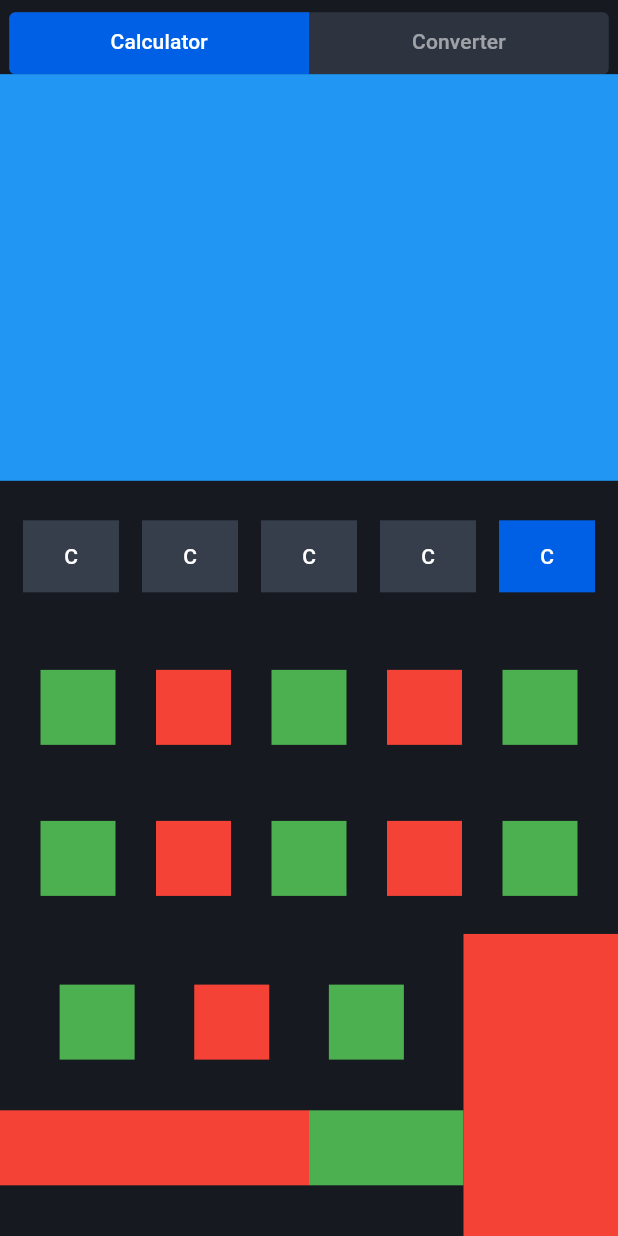
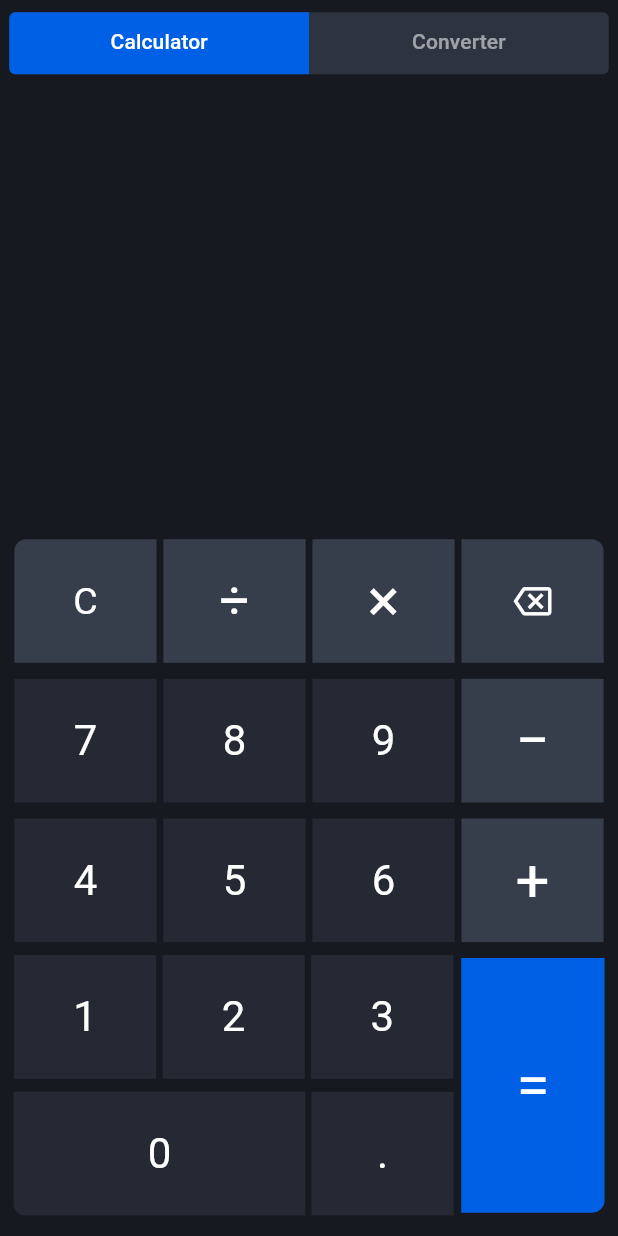
Before and after one commit to leoleoleo77/FlutterCalculatorCurrencyConverter, a Flutter app: the screen it shows after launch, on a phone screen of 412 x 824 dp. Run offline on Flutter 3.47's test engine with Material 3 defaults, Android fonts, the phone set to English and light mode, and no system bars.

Commit message:
A lot of changes

```diff
--- a/lib/calculator_page/buttons_page.dart
+++ b/lib/calculator_page/buttons_page.dart
@@ -1,9 +1,14 @@
 import 'package:flutter/material.dart';
-import 'package:bestest_calculator/calculator_page/my_buttons.dart';
+import 'package:bestest_calculator/calculator_page/my_button.dart';
 import 'package:bestest_calculator/eye_candy/ui_constants.dart';
 
+/// A page containing the layout for the calculator buttons.
 class ButtonsPage extends StatefulWidget {
-  const ButtonsPage({super.key});
+  final ValueChanged<String> updateInput;
+  const ButtonsPage({
+    super.key,
+    required this.updateInput,
+  });
 
   @override
   ButtonsPageState createState() => ButtonsPageState();
@@ -12,91 +17,121 @@ class ButtonsPage extends StatefulWidget {
 class ButtonsPageState extends State<ButtonsPage> {
   @override
   Widget build(BuildContext context) {
-    return Column(
+    // The main layout of the page is a column of rows, each containing calculator buttons.
+    return Padding(
+      padding: const EdgeInsets.all(5.0),
+      child: Column(
         children: [
-        const Expanded(
-          flex: 20,
+
+          // The first row of buttons: 'C', '÷', '×', and backspace.
+          Expanded(
+            flex: 195,
             child: Row(
               mainAxisAlignment: MainAxisAlignment.spaceEvenly,
+              crossAxisAlignment: CrossAxisAlignment.end,
               children: [
-              CalculatorBtn(text: 'C', btnColor: BoringLightGray),
-              CalculatorBtn(text: 'C', btnColor: BoringLightGray),
-              CalculatorBtn(text: 'C', btnColor: BoringLightGray),
-              CalculatorBtn(text: 'C', btnColor: BoringLightGray),
-              CalculatorBtn(text: 'C', btnColor: ActiveBlue),
-            ],
+                CalculatorBtn(
+                    btnDisplay: 'C',
+                    textSize: 25,
+                    btnPressed: widget.updateInput,
+                    btnColor: BoringLightGray,
+                    borderRadius: const BorderRadius.only(
+                      topLeft: Radius.circular(8)
                     ),
                 ),
-        Expanded(
-          flex: 20,
-          child: Row(
-            mainAxisAlignment: MainAxisAlignment.spaceEvenly,
-            children: [
-              Container(
-                color: Colors.green,
-                height: 50,
-                width: 50,
+                CalculatorBtn(
+                    btnDisplay: '÷',
+                    textSize: 35,
+                    btnPressed: widget.updateInput,
+                    btnColor: BoringLightGray,
                 ),
-              Container(
-                color: Colors.red,
-                height: 50,
-                width: 50,
+                CalculatorBtn(
+                    btnDisplay: '×',
+                    textSize: 40,
+                    btnPressed: widget.updateInput,
+                    btnColor: BoringLightGray,
                 ),
-              Container(
-                color: Colors.green,
-                height: 50,
-                width: 50,
+                CalculatorBtn(
+                  btnDisplay: Icons.backspace_outlined,
+                  textSize: 25,
+                  btnPressed: widget.updateInput,
+                  btnColor: BoringLightGray,
+                  borderRadius: const BorderRadius.only(
+                      topRight: Radius.circular(8)
                   ),
-              Container(
-                color: Colors.red,
-                height: 50,
-                width: 50,
-              ),
-              Container(
-                color: Colors.green,
-                height: 50,
-                width: 50,
                 ),
               ],
             ),
           ),
+
+          // The second row of buttons: '7', '8', '9', and '−'.
           Expanded(
-          flex: 20,
+            flex: 195,
             child: Row(
               mainAxisAlignment: MainAxisAlignment.spaceEvenly,
+              crossAxisAlignment: CrossAxisAlignment.end,
               children: [
-              Container(
-                color: Colors.green,
-                height: 50,
-                width: 50,
+                CalculatorBtn(
+                  btnDisplay: '7',
+                  btnPressed: widget.updateInput,
+                  btnColor: NumberGray,
                 ),
-              Container(
-                color: Colors.red,
-                height: 50,
-                width: 50,
+                CalculatorBtn(
+                  btnDisplay: '8',
+                  btnPressed: widget.updateInput,
+                  btnColor: NumberGray,
                 ),
-              Container(
-                color: Colors.green,
-                height: 50,
-                width: 50,
+                CalculatorBtn(
+                    btnDisplay: '9',
+                    btnPressed: widget.updateInput,
+                    btnColor: NumberGray,
                 ),
-              Container(
-                color: Colors.red,
-                height: 50,
-                width: 50,
-              ),
-              Container(
-                color: Colors.green,
-                height: 50,
-                width: 50,
+                CalculatorBtn(
+                  btnDisplay: '−',
+                  textSize: 40,
+                  btnPressed: widget.updateInput,
+                  btnColor: BoringLightGray,
                 ),
               ],
             ),
           ),
+
+          // The third row of buttons: '4', '5', '6', and '+'.
           Expanded(
-          flex: 40,
+            flex: 195,
             child: Row(
               mainAxisAlignment: MainAxisAlignment.spaceEvenly,
+              crossAxisAlignment: CrossAxisAlignment.end,
+              children: [
+                CalculatorBtn(
+                  btnDisplay: '4',
+                  btnPressed: widget.updateInput,
+                  btnColor: NumberGray,
+                ),
+                CalculatorBtn(
+                  btnDisplay: '5',
+                  btnPressed: widget.updateInput,
+                  btnColor: NumberGray,
+                ),
+                CalculatorBtn(
+                    btnDisplay: '6',
+                    btnPressed: widget.updateInput,
+                    btnColor: NumberGray,
+                ),
+                CalculatorBtn(
+                  btnDisplay: '+',
+                  textSize: 40,
+                  btnPressed: widget.updateInput,
+                  btnColor: BoringLightGray,
+                ),
+              ],
+            ),
+          ),
+
+          // The fourth and fifth row of buttons: '1', '2', '3', '0', '.', and '='.
+          Expanded(
+            flex: 400,
+            child: Row(
               children: [
                 Expanded(
                   flex: 75,
@@ -106,42 +141,40 @@ class ButtonsPageState extends State<ButtonsPage> {
                       Row(
                         mainAxisAlignment: MainAxisAlignment.spaceEvenly,
                         children: [
-                        Container(
-                          color: Colors.green,
-                          height: 50,
-                          width: 50,
+                          CalculatorBtn(
+                            btnDisplay: '1',
+                            btnPressed: widget.updateInput,
+                            btnColor: NumberGray,
                           ),
-                        Container(
-                          color: Colors.red,
-                          height: 50,
-                          width: 50,
+                          CalculatorBtn(
+                            btnDisplay: '2',
+                            btnPressed: widget.updateInput,
+                            btnColor: NumberGray,
                           ),
-                        Container(
-                          color: Colors.green,
-                          height: 50,
-                          width: 50,
+                          CalculatorBtn(
+                              btnDisplay: '3',
+                              btnPressed: widget.updateInput,
+                              btnColor: NumberGray,
                           ),
                         ],
                       ),
                       Row(
+                        mainAxisAlignment: MainAxisAlignment.spaceEvenly,
                         children: [
-                        Expanded(
-                          flex: 2,
-                          child: Container(
-                            color: Colors.red,
-                            height: 50,
-                            width: 50,
+                          CalculatorBtn(
+                              btnDisplay: '0',
+                              btnPressed: widget.updateInput,
+                              btnColor: NumberGray,
+                              btnType: 'wide',
+                              borderRadius: const BorderRadius.only(
+                                bottomLeft: Radius.circular(8)
                               ),
                           ),
-                        Expanded(
-                          flex: 1,
-                          child: Container(
-                            color: Colors.green,
-                            height: 50,
-                            width: 50,
+                          CalculatorBtn(
+                              btnDisplay: '.',
+                              btnPressed: widget.updateInput,
+                              btnColor: NumberGray,
                           ),
-                        ),
-
                         ],
                       ),
                     ],
@@ -149,14 +182,25 @@ class ButtonsPageState extends State<ButtonsPage> {
                 ),
                 Expanded(
                   flex: 25,
-                child: Container(
-                  color: Colors.red,
+                  child: Padding(
+                    padding: const EdgeInsets.only(right: 4.0, left: 1.0),
+                    child: CalculatorBtn(
+                      btnDisplay: '=',
+                      btnPressed: widget.updateInput,
+                      textSize: 40,
+                      btnColor: ActiveBlue,
+                      btnType: 'tall',
+                      borderRadius: const BorderRadius.only(
+                          bottomRight: Radius.circular(8)
+                      ),
+                    ),
                   ),
                 ),
               ],
             ),
           ),
         ],
+      ),
     );
   }
 }
--- a/lib/calculator_page/calculator_main.dart
+++ b/lib/calculator_page/calculator_main.dart
@@ -1,5 +1,7 @@
 import 'package:flutter/material.dart';
 import 'package:bestest_calculator/calculator_page/buttons_page.dart';
+import 'package:bestest_calculator/calculator_page/result_page.dart';
+import 'package:bestest_calculator/saved_data.dart';
 class CalculatorPage extends StatefulWidget {
   const CalculatorPage({super.key});
   @override
@@ -7,19 +9,22 @@ class CalculatorPage extends StatefulWidget {
 }
 
 class _CalculatorPageState extends State<CalculatorPage> {
+  void _update(String calculatorInput) {
+    setState(() {
+      userInput = calculatorInput;
+    });
+  }
   @override
   Widget build(BuildContext context) {
     return Column(
       children: [
         Expanded(
-          flex: 35,
-          child: Container(
-            color: Colors.blue,
-          ),
+          flex: 38,
+          child: ResultPage(input: userInput),
         ),
-        const Expanded(
-          flex: 65,
-          child: ButtonsPage(),
+        Expanded(
+          flex: 62,
+          child: ButtonsPage(updateInput: _update),
         ),
       ],
     );
--- /dev/null
+++ b/lib/calculator_page/my_button.dart
@@ -0,0 +1,89 @@
+import 'package:flutter/material.dart';
+import 'package:bestest_calculator/eye_candy/ui_constants.dart';
+
+/// A custom button for a calculator.
+///
+/// This is a stateless widget that creates a button with customizable properties.
+/// The button can have different colors, text, text size, and border radius.
+/// The button can also be of different types: 'default', 'wide', or 'tall'.
+class CalculatorBtn extends StatefulWidget {
+  final Color? btnColor;
+  final Color? textColor;
+  final dynamic btnDisplay;   /// The text or icon to be displayed on the button.
+  final double textSize;
+  final String btnType;       /// The type of the button: 'default', 'wide', or 'tall'.
+  final BorderRadius borderRadius;
+  final ValueChanged<String> btnPressed;
+
+  /// Creates a [CalculatorBtn].
+  const CalculatorBtn({
+    super.key,
+    this.btnColor,
+    this.btnType = 'default',
+    this.textColor = Colors.white,
+    required this.btnDisplay,
+    required this.btnPressed,
+    this.textSize = 28,
+    this.borderRadius = const BorderRadius.all(Radius.circular(0)), /// By default the button has no rounded corners
+  });
+
+  @override
+  State<CalculatorBtn> createState() => _CalculatorBtnState();
+}
+
+class _CalculatorBtnState extends State<CalculatorBtn> {
+  @override
+  Widget build(BuildContext context) {
+    return Container(
+      width: btnWidth(context),
+      height: btnHeight(context),
+      decoration: BoxDecoration(
+          color: widget.btnColor,
+          borderRadius: widget.borderRadius
+      ),
+      child: TextButton(
+          onPressed: () => widget.btnPressed(widget.btnDisplay.toString().substring(0, 1)),
+          style: TextButton.styleFrom(
+            textStyle: const TextStyle(
+              fontWeight: FontWeight.normal,
+            ),
+          ),
+          child: Center(
+              child: btnCover()
+          )
+      ),
+    );
+  }
+
+  /// Returns the width of the button based on its type.
+  double btnWidth(BuildContext context) {
+    if (widget.btnType == 'wide') {
+      return screenWidth(context) * 0.46 + 5;
+    }
+    return screenWidth(context) * 0.23;
+  }
+
+  /// Returns the height of the button based on its type.
+  double btnHeight(BuildContext context) {
+    if (widget.btnType == 'tall') {
+      return screenHeight(context) * 0.20 + 5;
+    }
+    return screenHeight(context) * 0.10;
+  }
+
+  /// Returns the text or icon to be displayed on the button.
+  Widget btnCover() {
+    if (widget.btnDisplay is String) {
+      return Text(widget.btnDisplay,
+        style: TextStyle(
+          color: widget.textColor,
+          fontSize: widget.textSize,
+        ),
+      );
+    } else {
+      return Icon(widget.btnDisplay,
+        color: widget.textColor,
+        size: widget.textSize,);
+    }
+  }
+}
--- a/lib/calculator_page/my_buttons.dart
+++ /dev/null
@@ -1,34 +0,0 @@
-import 'package:flutter/material.dart';
-
-class CalculatorBtn extends StatelessWidget {
-  final Color? btnColor;
-  final Color? textColor;
-  final String text;
-  final double? textSize;
-  //final Function onPress;
-  final String btnType;
-
-  const CalculatorBtn({
-    super.key,
-    this.btnColor,
-    this.btnType = 'default',
-    this.textColor = Colors.black,
-    required this.text,
-    //required this.onPress,
-    this.textSize = 28,
-  });
-
-  @override
-  Widget build(BuildContext context) {
-    return Container(
-      color: btnColor,
-      child: TextButton(
-          style: ButtonStyle(
-            foregroundColor: MaterialStateProperty.all<Color>(Colors.white),
-          ),
-          onPressed: () {},
-          child: Text(text),
-      ),
-    );
-  }
-}
--- /dev/null
+++ b/lib/calculator_page/result_page.dart
@@ -0,0 +1,47 @@
+import 'package:flutter/material.dart';
+class ResultPage extends StatefulWidget {
+  final String input;
+   const ResultPage({
+     super.key,
+     required this.input,
+   });
+
+  @override
+  State<ResultPage> createState() {
+    return ResultPageState();
+  }
+}
+
+class ResultPageState extends State<ResultPage> {
+  @override
+  Widget build(BuildContext context) {
+    return Row(
+      mainAxisAlignment: MainAxisAlignment.end,
+      children: [
+        Column(
+          mainAxisAlignment: MainAxisAlignment.end,
+          children: [
+            Container(
+              color: Colors.green,
+              child: Text(widget.input,
+                style: const TextStyle(
+                  color: Colors.white,
+                  fontSize: 50,
+                ),
+              ),
+            ),
+            Container(
+              color: Colors.red,
+              child: Text(widget.input,
+                style: const TextStyle(
+                  color: Colors.white,
+                  fontSize: 90,
+                ),
+              ),
+            ),
+          ],
+        ),
+      ],
+    );
+  }
+}
--- a/lib/converter_page/converter_main.dart
+++ b/lib/converter_page/converter_main.dart
@@ -1,16 +1,19 @@
 import 'package:flutter/material.dart';
+import 'package:bestest_calculator/eye_candy/ui_constants.dart';
 class ConverterPage extends StatelessWidget {
   const ConverterPage({super.key});
 
   @override
   Widget build(BuildContext context) {
-    return Scaffold(
-      body: Center(
-        child: ElevatedButton(
-          onPressed: () {
-            Navigator.pop(context);
-          },
-          child: const Text('Go back!'),
+    return Container(
+      color: MidnightGray,
+      child: const Center(
+        child: Text(
+          'Converter Page',
+          style: TextStyle(
+            color: Colors.white,
+            fontSize: 30,
+          ),
         ),
       ),
     );
--- a/lib/eye_candy/ui_constants.dart
+++ b/lib/eye_candy/ui_constants.dart
@@ -7,6 +7,7 @@ const Color MidnightGray = Color.fromRGBO(22, 26, 32, 1.0);
 const Color ActiveBlue = Color.fromRGBO(0, 96, 229, 1.0);
 const Color BoringGray = Color.fromRGBO(45, 52, 64, 1.0);
 const Color BoringLightGray = Color.fromRGBO(54, 62, 76, 1.0);
+const Color NumberGray = Color.fromRGBO(36, 41, 51, 1.0);
 
 double screenWidth(BuildContext context) {
   return MediaQuery.of(context).size.width;
--- a/lib/home_page.dart
+++ b/lib/home_page.dart
@@ -1,5 +1,4 @@
 import 'package:bestest_calculator/eye_candy/ui_constants.dart';
-import 'package:flutter/cupertino.dart';
 import 'package:flutter/material.dart';
 import 'package:bestest_calculator/eye_candy/cool_tab_bar.dart';
 import 'package:bestest_calculator/calculator_page/calculator_main.dart';
--- a/lib/main.dart
+++ b/lib/main.dart
@@ -5,6 +5,7 @@ import 'package:bestest_calculator/eye_candy/ui_constants.dart';
 //https://www.figma.com/community/file/1207732029094166615/calculator-mobile-app-ui-deisgn
 //https://www.scalefocus.com/wp-content/uploads/2023/10/SF_ScaleCalc_banner_ipad_1d-1536x1151.webp
 void main() {
+  WidgetsFlutterBinding.ensureInitialized();
   runApp(const MyApp());
 }
 
--- /dev/null
+++ b/lib/saved_data.dart
@@ -0,0 +1 @@
+String userInput = '';
```
Lines whose indentation alone changed are shown as unchanged.
